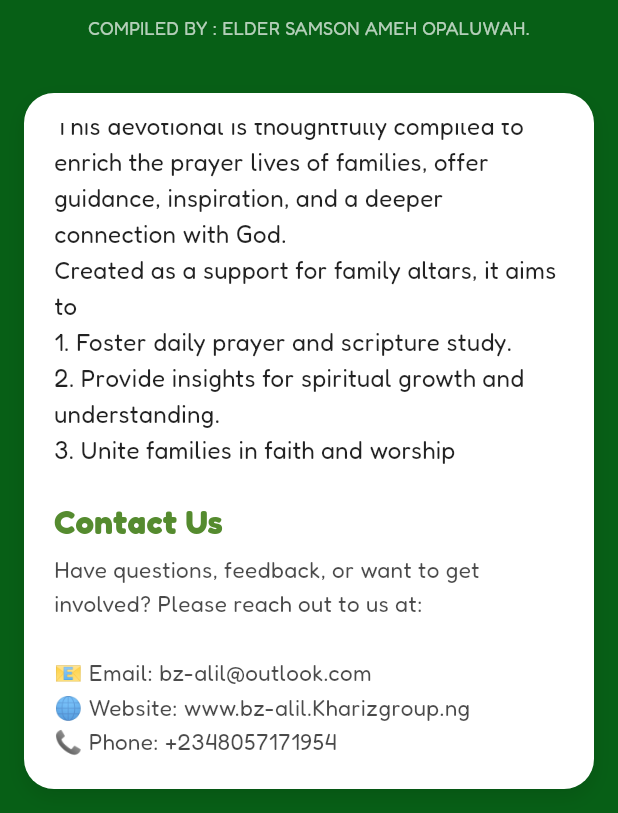
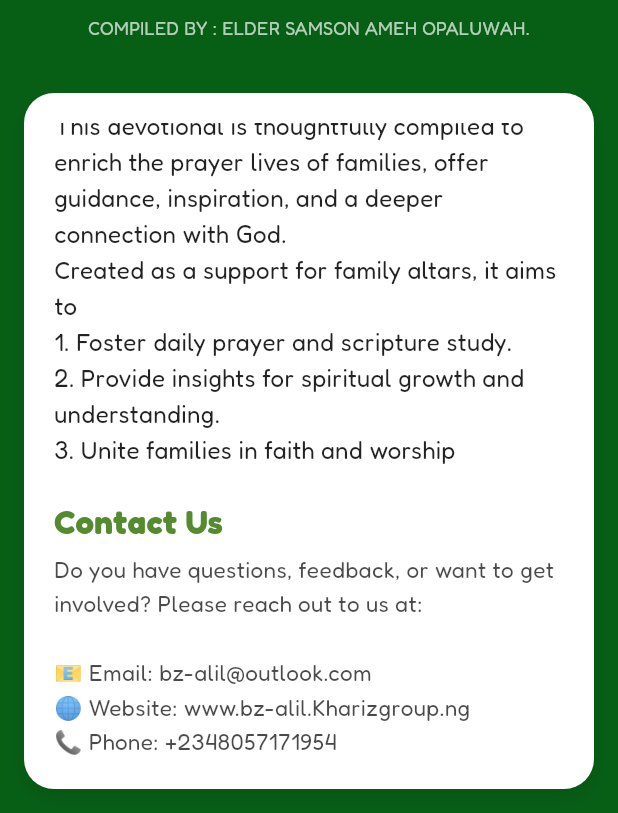
Before and after one commit to ned-kal/DailyD, a Flutter app: the AboutPage screen opened by its route, scrolled down 352 dp, on a phone screen of 412 x 824 dp, the part 423-1236 px from its top. Run offline on Flutter 3.47's test engine with Material 3 defaults, Android fonts, the phone set to English and light mode, and no system bars; our stand-ins replace cloud_firestore, firebase_auth, firebase_core, shared_preferences; accounts and stored records are empty.

Commit message:
changes in about

```diff
--- a/lib/Screens/about_page.dart
+++ b/lib/Screens/about_page.dart
@@ -168,7 +168,7 @@ class AboutPage extends StatelessWidget {
                             ),
                             SizedBox(height: 5),
                             Text(
-                              "Have questions, feedback, or want to get involved? Please reach out to us at:\n\n"
+                              "Do you have questions, feedback, or want to get involved? Please reach out to us at:\n\n"
                               "📧 Email: bz-alil@outlook.com\n"
                               "🌐 Website: www.bz-alil.Kharizgroup.ng\n"
                               "📞 Phone: +2348057171954",
```
